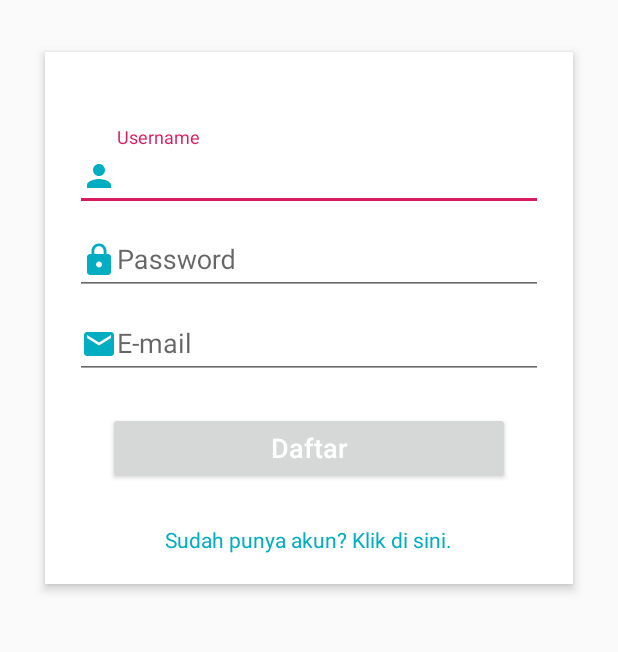
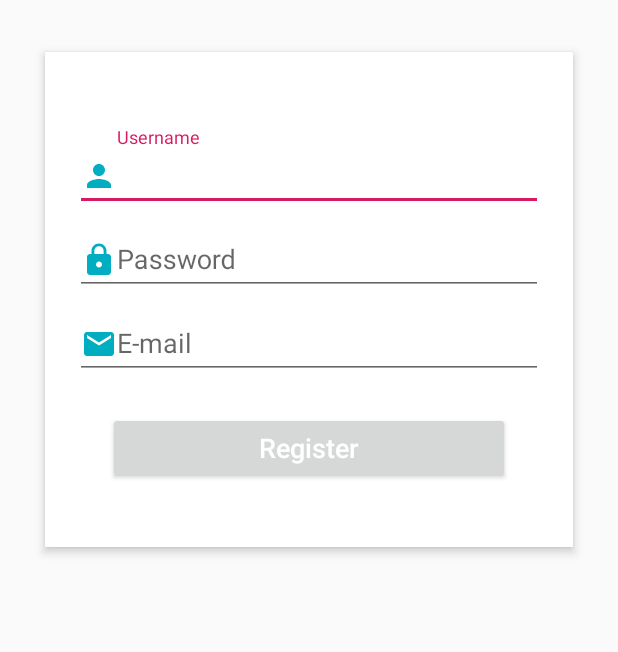
Before and after one commit to DheaMelyadinata/HEbATSitubondo, an Android app: the layout activity_registrasi.xml on its own in the app's theme, with its tools: preview values and no code run, on a phone screen of 412 x 824 dp, the part 241-893 px from its top. Run offline under Robolectric (Android 15) with nearby library versions, the phone set to English and light mode, and no system bars.

Commit message:
Update ukuran layout

```diff
--- a/app/src/main/res/layout/activity_registrasi.xml
+++ b/app/src/main/res/layout/activity_registrasi.xml
@@ -9,9 +9,9 @@
     <RelativeLayout
         android:layout_width="fill_parent"
         android:layout_height="wrap_content"
+        android:layout_marginTop="195dp"
         android:layout_marginLeft="30dp"
         android:layout_marginRight="30dp"
-        android:layout_marginTop="195dp"
         android:background="#FFFFFF"
         android:elevation="4dp"
         android:orientation="vertical"
@@ -76,19 +76,11 @@
                 android:layout_height="wrap_content"
                 android:layout_margin="22dp"
                 style="@style/loginButton"
-                android:text="Daftar"
+                android:text="Register"
                 android:textAllCaps="false"
                 android:textColor="#fff"
                 android:textSize="18sp"
                 android:onClick="Register"/>
-
-            <TextView
-                android:layout_width="wrap_content"
-                android:layout_height="wrap_content"
-                android:layout_gravity="center"
-                android:paddingTop="5dp"
-                android:text="Sudah punya akun? Klik di sini."
-                android:textColor="#00ADC1" />
 
         </LinearLayout>
     </RelativeLayout>
```
Also changed, not shown: app/src/main/res/layout/activity_login.xml (+4 -4 lines).
